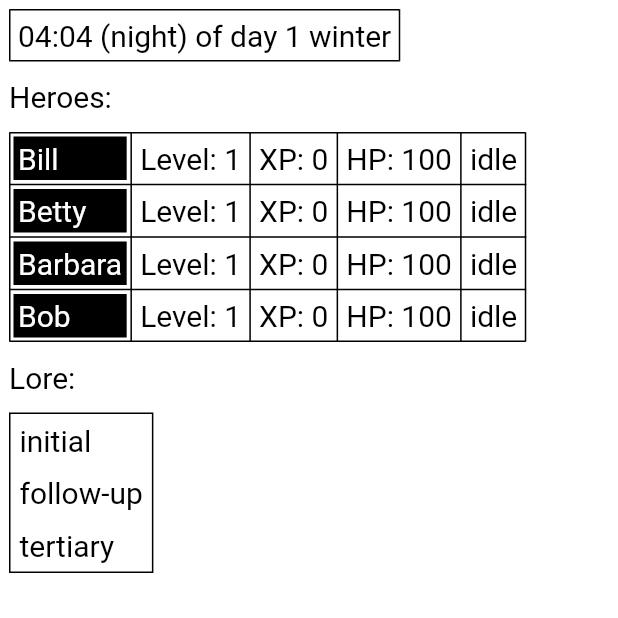
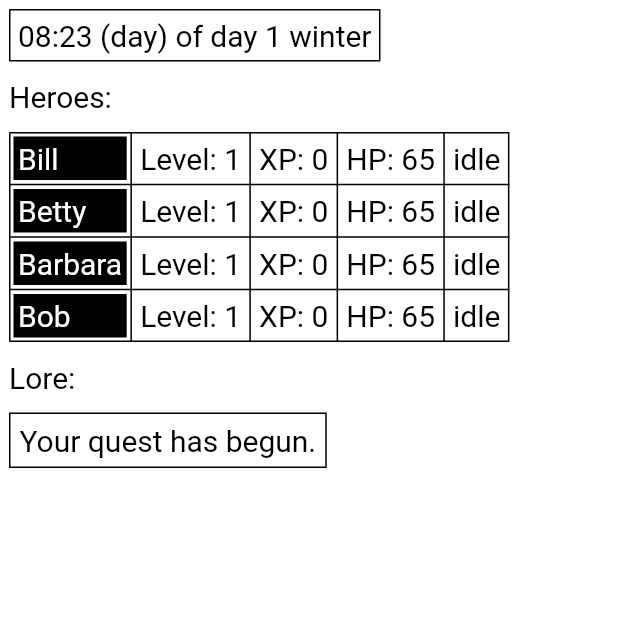
Before and after one commit to christopherfujino/ra, a Flutter app: the screen it shows after launch, on a phone screen of 412 x 824 dp, the top half of it. Run offline on Flutter 3.47's test engine with Material 3 defaults, Android fonts, the phone set to English and light mode, and no system bars.

Commit message:
implement starvation

```diff
--- a/lib/clock.dart
+++ b/lib/clock.dart
@@ -37,7 +37,7 @@ class Clock {
   int hours = 0;
   int minutes = 0;
 
-  static const _tickInterval = Duration(milliseconds: 500);
+  static const _tickInterval = Duration(milliseconds: 250);
   Timer? _timer;
 
   void _nativeCallback(Timer _) {
--- /dev/null
+++ b/lib/game.dart
@@ -0,0 +1,100 @@
+import 'dart:collection' show Queue;
+import 'package:flutter/widgets.dart' as fl;
+import 'clock.dart';
+import 'hero.dart';
+import 'view.dart';
+
+class GameWidget extends fl.StatefulWidget {
+  const GameWidget({super.key});
+
+  @override
+  Game createState() => Game();
+}
+
+class Lore {
+  final lore = Queue<String>();
+  static const _maxLore = 12;
+
+  void add(String s) {
+    lore.add(s);
+    if (lore.length > _maxLore) {
+      lore.removeFirst();
+    }
+  }
+}
+
+class Game extends fl.State<GameWidget> {
+  @override
+  void initState() {
+    super.initState();
+
+    clock.start();
+  }
+
+  void update() {
+    for (final hero in heroes) {
+      if (hero.state case DeadState()) {
+        continue;
+      }
+      hero.hp -= 1;
+      if (hero.hp <= 0) {
+        hero.hp = 0;
+        lore.add('${hero.name} has died of hunger.');
+        updateHeroState(hero, const DeadState());
+      }
+    }
+
+    if (heroes
+            .where(
+              (hero) => switch (hero.state) {
+                DeadState() => false,
+                _ => true,
+              },
+            )
+            .firstOrNull ==
+        null) {
+      lore.add('All your heroes are dead!');
+      clock.stop();
+    }
+  }
+
+  void updateView(View nextView) {
+    setState(() => view = nextView);
+  }
+
+  void updateHeroState(Hero hero, State nextState) {
+    if (nextState case DeadState()) {
+      hero.state = nextState;
+      return;
+    }
+    switch (hero.state) {
+      case IdleState():
+        hero.state = nextState;
+      default:
+        lore.add(
+          '${hero.name} is ${hero.state}, they must be idle to start ${nextState}',
+        );
+    }
+  }
+
+  final heroes = [
+    'Bill',
+    'Betty',
+    'Barbara',
+    'Bob',
+  ].map((name) => Hero(name: name)).toList();
+
+  final lore = Lore()
+    ..add('Your quest has begun.');
+
+  late final Clock clock = Clock(() {
+    setState(() {
+      update();
+    });
+  });
+
+  View view = DefaultView();
+
+  @override
+  fl.Widget build(_) => view.build(this);
+}
--- a/lib/hero.dart
+++ b/lib/hero.dart
@@ -1,22 +1,19 @@
-sealed class HeroState {
-  void update();
-}
+sealed class State {}
 
-class StudyingState implements HeroState {
-  @override
-  void update() {}
-
+class StudyingState implements State {
   @override
   String toString() => 'studying';
 }
 
-class IdleState implements HeroState {
-  const IdleState();
+class DeadState implements State {
+  const DeadState();
 
   @override
-  void update() {
-    // no-op
-  }
+  String toString() => 'dead';
+}
+
+class IdleState implements State {
+  const IdleState();
 
   @override
   String toString() => 'idle';
@@ -26,7 +23,7 @@ class Hero {
   Hero({required this.name});
 
   final String name;
-  HeroState state = const IdleState();
+  State state = const IdleState();
   int level = 1;
   int xp = 0;
   int hp = 100;
--- a/lib/main.dart
+++ b/lib/main.dart
@@ -1,75 +1,7 @@
-import 'dart:collection' show Queue;
-
 import 'package:flutter/widgets.dart' as fl;
 import 'ui.dart' as ui;
-import 'clock.dart';
-import 'view.dart';
-import 'hero.dart';
+import 'game.dart' show GameWidget;
 
 void main() {
   fl.runApp(ui.wrapApp(const GameWidget()));
 }
-
-class Lore {
-  final lore = Queue<String>();
-  static const _maxLore = 5;
-
-  void add(String s) {
-    lore.add(s);
-    if (lore.length > _maxLore) {
-      lore.removeFirst();
-    }
-  }
-}
-
-class GameWidget extends fl.StatefulWidget {
-  const GameWidget({super.key});
-
-  @override
-  Game createState() => Game();
-}
-
-class Game extends fl.State<GameWidget> {
-  @override
-  void initState() {
-    super.initState();
-
-    clock.start();
-  }
-
-  void updateView(View nextView) {
-    setState(() => view = nextView);
-  }
-
-  void study(Hero hero) {
-    switch (hero.state) {
-      case IdleState():
-        hero.state = StudyingState();
-      default:
-        lore.add('${hero.name} is ${hero.state}, they cannot study now');
-    }
-  }
-
-  final heroes = [
-    'Bill',
-    'Betty',
-    'Barbara',
-    'Bob',
-  ].map((name) => Hero(name: name)).toList();
-
-  final lore = Lore()
-    ..add('initial')
-    ..add('follow-up')
-    ..add('tertiary');
-
-  late final Clock clock = Clock(() {
-    setState(() {
-      //lore.add('tick = ${100.0 / clock.tick}');
-    });
-  });
-
-  View view = DefaultView();
-
-  @override
-  fl.Widget build(_) => view.build(this);
-}
--- a/lib/view.dart
+++ b/lib/view.dart
@@ -1,7 +1,7 @@
 import 'package:flutter/widgets.dart' as fl;
-import 'main.dart' show Game;
 import 'ui.dart' as ui;
-import 'hero.dart' show Hero;
+import 'hero.dart' show Hero, StudyingState;
+import 'game.dart' show Game;
 
 sealed class View {
   fl.Widget build(Game game);
@@ -24,7 +24,7 @@ class HeroView implements View {
       ]),
       ui.row([
         ui.button('Study', () {
-          game.study(hero);
+          game.updateHeroState(hero, StudyingState());
           game.updateView(const DefaultView());
         }),
         ui.button('Return', () => game.updateView(const DefaultView())),
```
